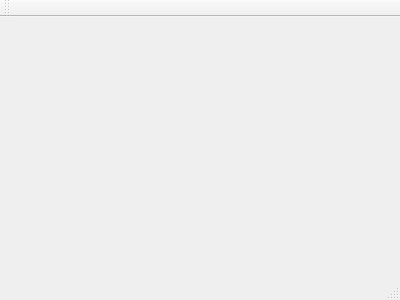
This is mainwindow.ui in AlexVZ/simple_web_socket_server as Qt 5 draws it before an edit. The edited form follows.
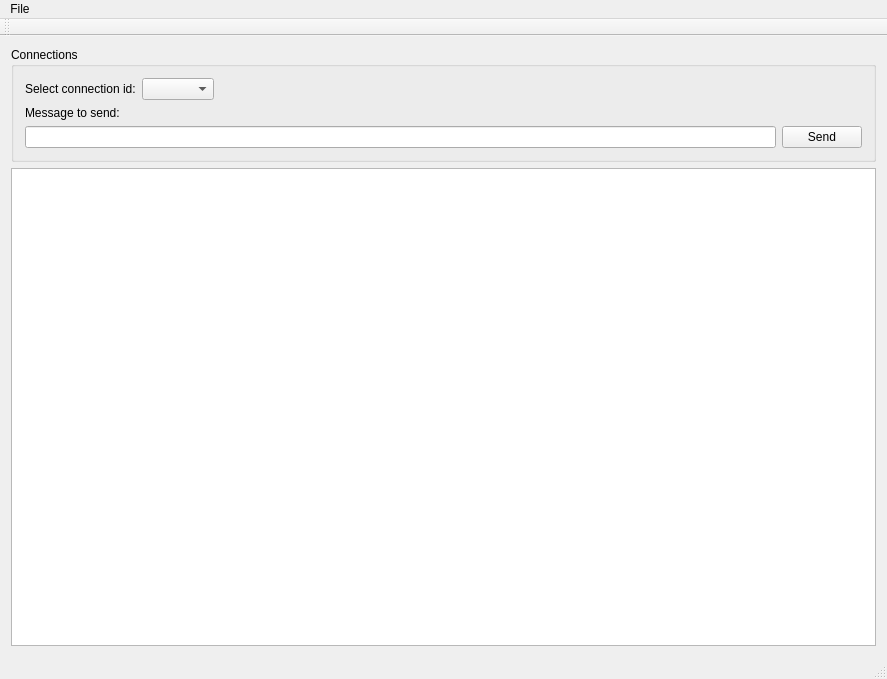
This is the edited form.

What changed in the file:
```diff
--- a/mainwindow.ui
+++ b/mainwindow.ui
@@ -1,24 +1,114 @@
 <ui version="4.0">
  <class>MainWindow</class>
- <widget class="QMainWindow" name="MainWindow" >
-  <property name="geometry" >
+ <widget class="QMainWindow" name="MainWindow">
+  <property name="geometry">
    <rect>
     <x>0</x>
     <y>0</y>
-    <width>400</width>
-    <height>300</height>
+    <width>887</width>
+    <height>679</height>
    </rect>
   </property>
   <property name="windowTitle" >
    <string>MainWindow</string>
   </property>
-  <widget class="QMenuBar" name="menuBar" />
-  <widget class="QToolBar" name="mainToolBar" />
-  <widget class="QWidget" name="centralWidget" />
-  <widget class="QStatusBar" name="statusBar" />
+  <widget class="QWidget" name="centralWidget">
+   <layout class="QVBoxLayout" name="verticalLayout">
+    <item>
+     <widget class="QGroupBox" name="groupBox">
+      <property name="title">
+       <string>Connections</string>
+      </property>
+      <layout class="QVBoxLayout" name="verticalLayout_2">
+       <item>
+        <layout class="QHBoxLayout" name="horizontalLayout_2">
+         <item>
+          <widget class="QLabel" name="label_3">
+           <property name="text">
+            <string>Select connection id:</string>
+           </property>
+          </widget>
+         </item>
+         <item>
+          <widget class="QComboBox" name="comboBox"/>
+         </item>
+         <item>
+          <spacer name="horizontalSpacer">
+           <property name="orientation">
+            <enum>Qt::Horizontal</enum>
+           </property>
+           <property name="sizeHint" stdset="0">
+            <size>
+             <width>40</width>
+             <height>20</height>
+            </size>
+           </property>
+          </spacer>
+         </item>
+        </layout>
+       </item>
+       <item>
+        <widget class="QLabel" name="label">
+         <property name="text">
+          <string>Message to send:</string>
+         </property>
+        </widget>
+       </item>
+       <item>
+        <layout class="QHBoxLayout" name="horizontalLayout">
+         <item>
+          <widget class="QLineEdit" name="lineEdit"/>
+         </item>
+         <item>
+          <widget class="QPushButton" name="pushButtonSend">
+           <property name="text">
+            <string>Send</string>
+           </property>
+          </widget>
+         </item>
+        </layout>
+       </item>
+      </layout>
+     </widget>
+    </item>
+    <item>
+     <widget class="QPlainTextEdit" name="plainTextEdit"/>
+    </item>
+   </layout>
+  </widget>
+  <widget class="QMenuBar" name="menuBar">
+   <property name="geometry">
+    <rect>
+     <x>0</x>
+     <y>0</y>
+     <width>887</width>
+     <height>20</height>
+    </rect>
+   </property>
+   <widget class="QMenu" name="menuFile">
+    <property name="title">
+     <string>File</string>
+    </property>
+    <addaction name="actionExit"/>
+   </widget>
+   <addaction name="menuFile"/>
+  </widget>
+  <widget class="QToolBar" name="mainToolBar">
+   <attribute name="toolBarArea">
+    <enum>TopToolBarArea</enum>
+   </attribute>
+   <attribute name="toolBarBreak">
+    <bool>false</bool>
+   </attribute>
+  </widget>
+  <widget class="QStatusBar" name="statusBar"/>
+  <action name="actionExit">
+   <property name="text">
+    <string>Exit</string>
+   </property>
+  </action>
  </widget>
- <layoutDefault spacing="6" margin="11" />
- <pixmapfunction></pixmapfunction>
+ <layoutdefault spacing="6" margin="11"/>
  <resources/>
  <connections/>
 </ui>
```
Left out of the diff: 5 changed lines with no effect on the pictures.
